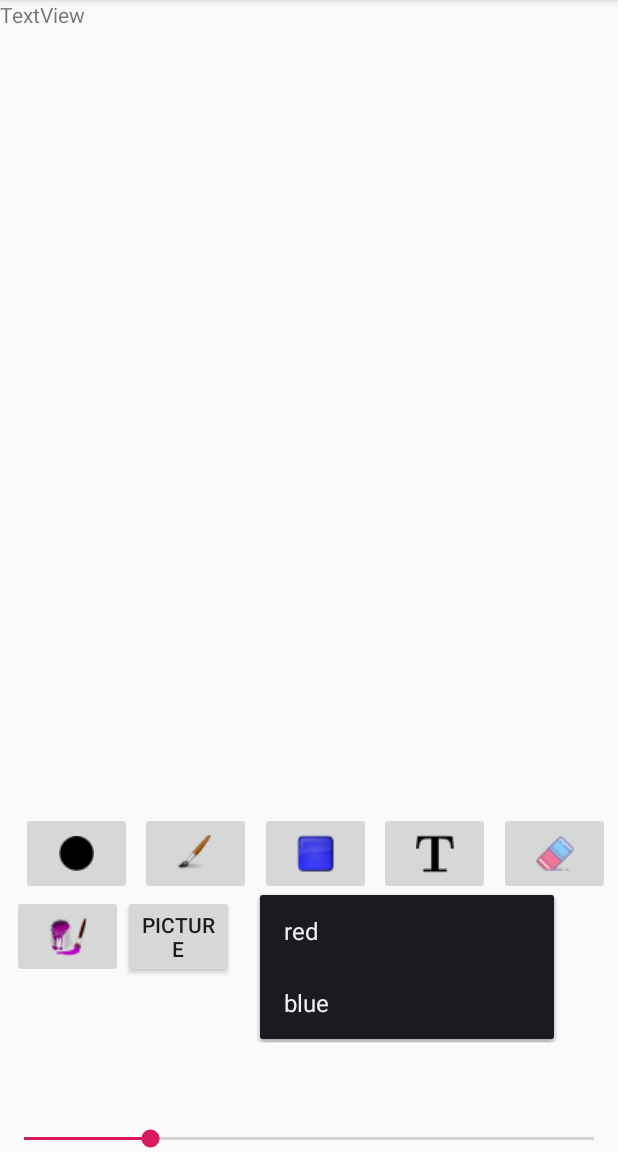
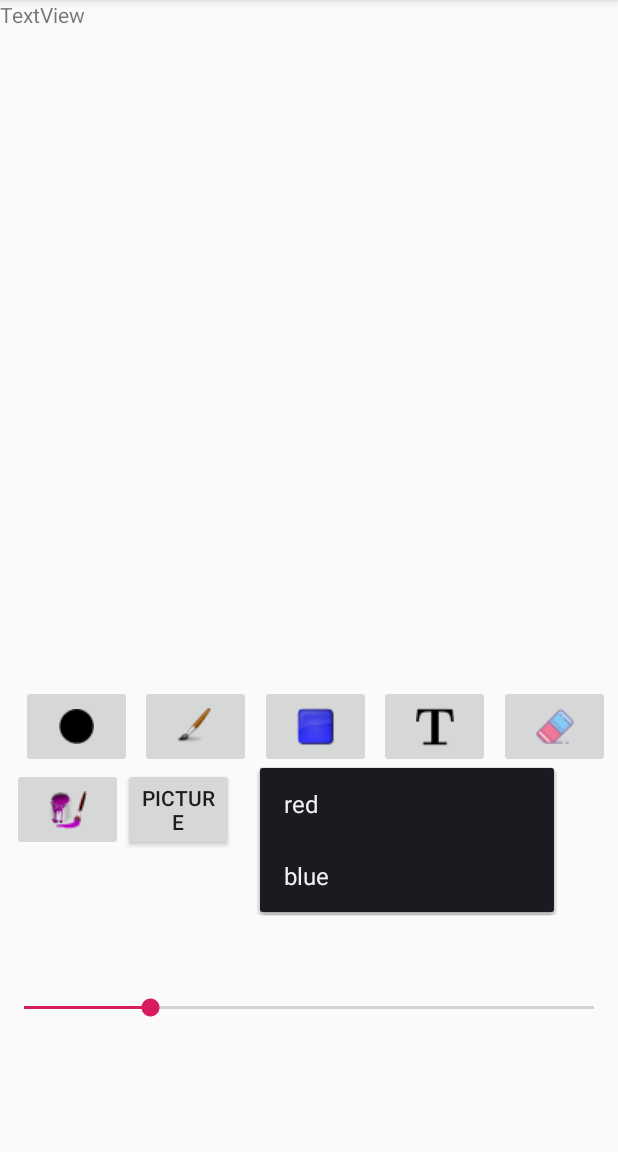
Before and after one commit to mcarnahan2/DrawingApp, an Android app: the screen it shows after launch (MainActivity), after a tap on an icon or button, on a phone screen of 412 x 824 dp, the part 84-1236 px from its top. Run offline under Robolectric (Android 15) with nearby library versions, the phone set to English and light mode, and no system bars.

Commit message:
Edit MainActivty and mainactivity.xml

```diff
--- a/app/src/main/res/layout/activity_main.xml
+++ b/app/src/main/res/layout/activity_main.xml
@@ -19,7 +19,7 @@
     <edu.apsu.drawingapp.DrawingView
         android:id="@+id/drawingView"
         android:layout_width="411dp"
-        android:layout_height="522dp"
+        android:layout_height="437dp"
         android:layout_marginBottom="8dp"
         app:layout_constraintBottom_toTopOf="@+id/draw_imageButton2"
         app:layout_constraintEnd_toEndOf="parent"
@@ -32,12 +32,14 @@
         android:id="@+id/seekBar1"
         android:layout_width="match_parent"
         android:layout_height="wrap_content"
+        android:layout_marginTop="8dp"
         android:max="9"
         android:progress="2"
         app:layout_constraintBottom_toBottomOf="parent"
         app:layout_constraintEnd_toEndOf="parent"
         app:layout_constraintHorizontal_bias="0.0"
-        app:layout_constraintStart_toStartOf="parent" />
+        app:layout_constraintStart_toStartOf="parent"
+        app:layout_constraintTop_toBottomOf="@+id/picture_button" />
 
     <ImageButton
         android:id="@+id/circle_imageButton"
```
